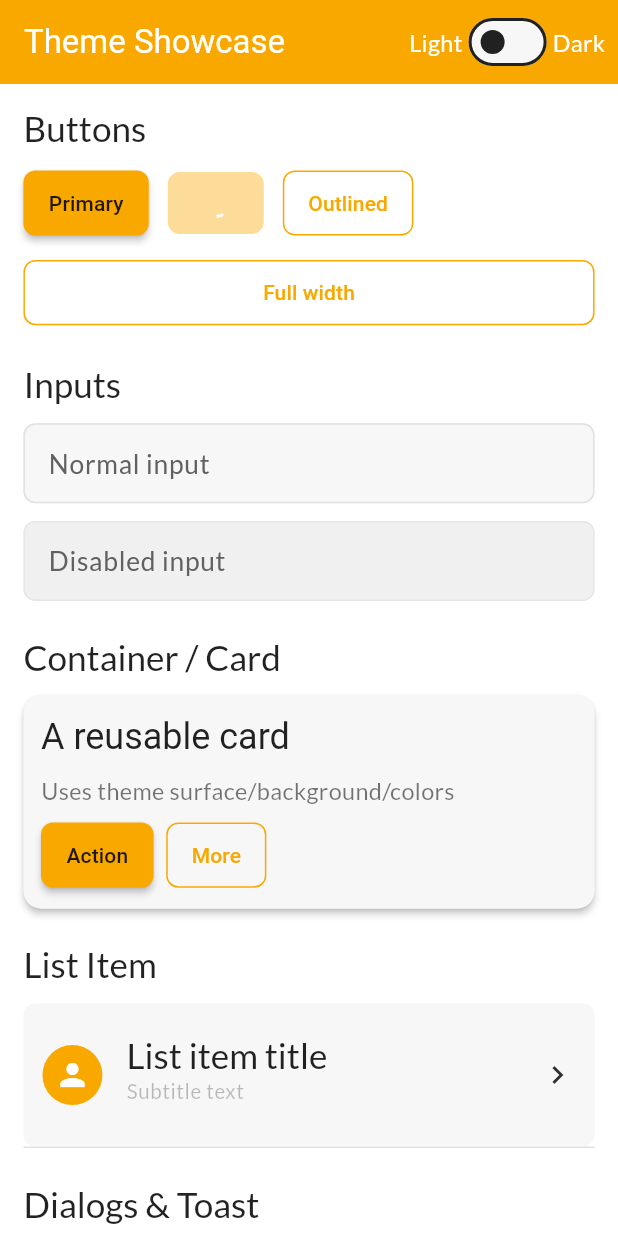
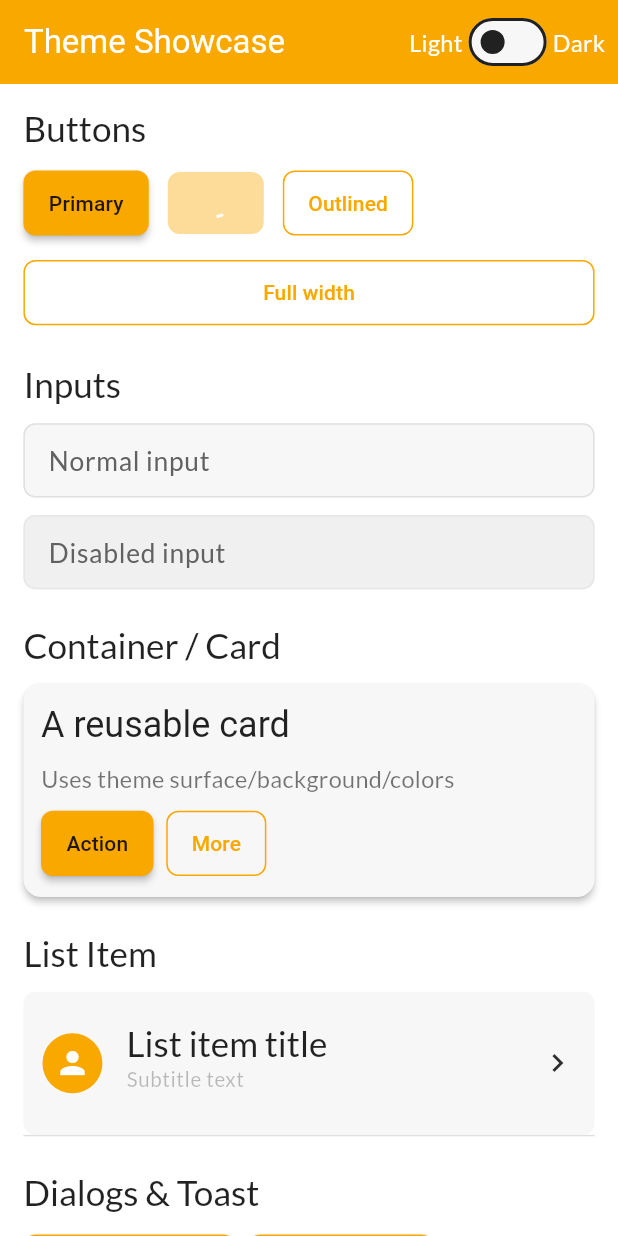
Before and after one commit to massil30/Sultan_Food_Delivery, a Flutter app: the screen it shows after launch, on a phone screen of 412 x 824 dp. Run offline on Flutter 3.47's test engine with Material 3 defaults, Android fonts, the phone set to English and light mode, and no system bars; our stand-ins replace cached_network_image, connectivity_plus, flutter_riverpod, flutter_screenutil, fluttertoast, get_it and 2 more.

Commit message:
update search and textfield style

```diff
--- a/sultan_admin/lib/shared/components/search_field.dart
+++ b/sultan_admin/lib/shared/components/search_field.dart
@@ -23,15 +23,25 @@ class SearchField extends StatelessWidget {
     return ReusableTextField(
       controller: controller,
       hint: hint,
+      onChanged: onChanged,
+      // Real style mapping (adaptive using extensions)
+      borderRadius: 8.0,
+      contentPadding: EdgeInsets.all(8.r),
+      borderColor: context.c_textSecondary, // "1px solid secondary text color"
+      fillColor: context.c_surface, // "surface color"
+      hintColor: context.c_textSecondary, // placeholder color
+      textColor: context.c_textPrimary, // primary text color
       prefix: Padding(
         padding: EdgeInsets.only(left: 8.w, right: 4.w),
-        child: Icon(Icons.search, color: context.c_textSecondary),
+        child: Icon(Icons.search, color: context.c_textSecondary, size: 20.r),
       ),
-      suffix: IconButton(
-        icon: Icon(Icons.close, color: context.c_textSecondary),
-        onPressed: onClear,
-      ),
-      onChanged: onChanged,
+      suffix: (controller != null || onClear != null)
+          ? IconButton(
+              icon: Icon(Icons.close, color: context.c_textSecondary, size: 20.r),
+              onPressed: onClear,
+              splashRadius: 18.r,
+            )
+          : null,
     );
   }
 }
--- a/sultan_admin/lib/shared/components/text_field.dart
+++ b/sultan_admin/lib/shared/components/text_field.dart
@@ -1,6 +1,7 @@
 import 'package:flutter/material.dart';
 import 'package:flutter_screenutil/flutter_screenutil.dart';
 import 'package:sultan_admin/utils/extensions/color_extension.dart';
+import 'package:sultan_admin/utils/extensions/spacing_extension.dart';
 
 class ReusableTextField extends StatelessWidget {
   final TextEditingController? controller;
@@ -14,6 +15,15 @@ class ReusableTextField extends StatelessWidget {
   final bool enabled;
   final int? maxLines;
 
+  // NEW: styling overrides (optional, fall back to theme via extensions)
+  final double borderRadius;
+  final EdgeInsets? contentPadding;
+  final Color? borderColor;
+  final Color? fillColor;
+  final Color? hintColor;
+  final Color? textColor;
+  final double borderWidth;
+
   const ReusableTextField({
     super.key,
     this.controller,
@@ -26,10 +36,24 @@ class ReusableTextField extends StatelessWidget {
     this.keyboardType,
     this.enabled = true,
     this.maxLines = 1,
+    // styling defaults
+    this.borderRadius = 8.0,
+    this.contentPadding,
+    this.borderColor,
+    this.fillColor,
+    this.hintColor,
+    this.textColor,
+    this.borderWidth = 1.0,
   });
 
   @override
   Widget build(BuildContext context) {
+    final fill = (fillColor ?? (enabled ? context.c_surface : context.c_disabled));
+    final bColor = borderColor ?? context.c_border;
+    final hColor = hintColor ?? context.c_textSecondary;
+    final tColor = textColor ?? context.c_textPrimary;
+    final padding = contentPadding ?? EdgeInsets.symmetric(horizontal: 12.w, vertical: 12.h);
+
     return TextFormField(
       controller: controller,
       obscureText: obscureText,
@@ -38,32 +62,36 @@ class ReusableTextField extends StatelessWidget {
       keyboardType: keyboardType,
       enabled: enabled,
       maxLines: maxLines,
+      style: TextStyle(color: tColor),
       decoration: InputDecoration(
         hintText: hint,
+        hintStyle: TextStyle(color: hColor),
         prefixIcon: prefix,
         suffixIcon: suffix,
         filled: true,
-        fillColor: enabled ? context.c_surface : context.c_disabled,
-        hintStyle: TextStyle(color: context.c_textSecondary),
-        contentPadding: EdgeInsets.symmetric(horizontal: 12.w, vertical: 14.h),
+        fillColor: fill,
+        contentPadding: padding,
         border: OutlineInputBorder(
-          borderRadius: BorderRadius.circular(8.r),
-          borderSide: BorderSide(color: context.c_border),
+          borderRadius: BorderRadius.circular(borderRadius.r),
+          borderSide: BorderSide(color: bColor, width: borderWidth),
         ),
         enabledBorder: OutlineInputBorder(
-          borderRadius: BorderRadius.circular(8.r),
-          borderSide: BorderSide(color: context.c_border),
+          borderRadius: BorderRadius.circular(borderRadius.r),
+          borderSide: BorderSide(color: bColor, width: borderWidth),
         ),
         disabledBorder: OutlineInputBorder(
-          borderRadius: BorderRadius.circular(8.r),
-          borderSide: BorderSide(color: context.c_border.withOpacity(0.6)),
+          borderRadius: BorderRadius.circular(borderRadius.r),
+          borderSide: BorderSide(color: bColor.withOpacity(0.6), width: borderWidth),
+        ),
+        focusedBorder: OutlineInputBorder(
+          borderRadius: BorderRadius.circular(borderRadius.r),
+          borderSide: BorderSide(color: context.c_primary, width: borderWidth + 0.5),
         ),
         errorBorder: OutlineInputBorder(
-          borderRadius: BorderRadius.circular(8.r),
-          borderSide: BorderSide(color: context.c_error),
+          borderRadius: BorderRadius.circular(borderRadius.r),
+          borderSide: BorderSide(color: context.c_error, width: borderWidth + 0.5),
         ),
       ),
-      style: TextStyle(color: context.c_textPrimary),
     );
   }
 }
```
Also changed, not shown: sultan_admin/lib/features/products/model.dart (added), sultan_admin/lib/features/products/provider.dart (added).
